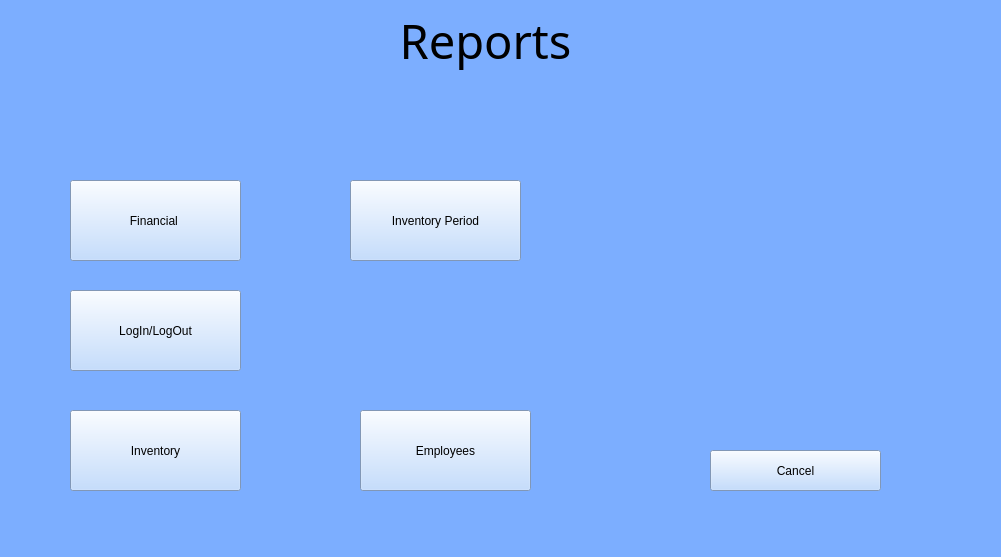
The window that UI/Reports.ui (BennettPJ/SFWE403-Sem-Proj) describes before a commit, drawn with Qt 5.
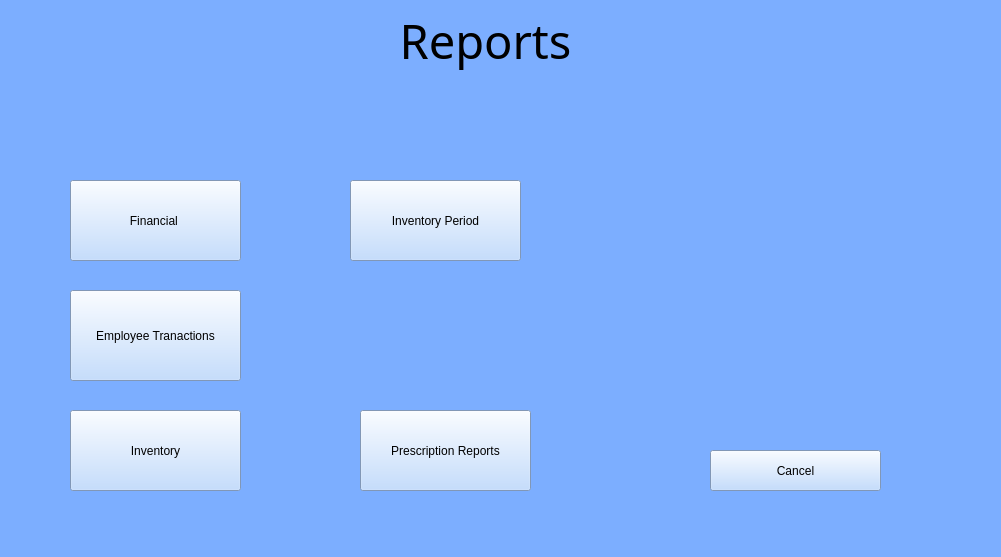
The same window after the commit. Icons and pictures are not drawn.

Diff of the .ui file:
```diff
--- a/UI/Reports.ui
+++ b/UI/Reports.ui
@@ -168,7 +168,7 @@
      <string notr="true">background-color: rgb(180, 212, 255);</string>
     </property>
     <property name="text">
-     <string>Employees</string>
+     <string>Prescription Reports</string>
     </property>
    </widget>
    <widget class="QPushButton" name="cancelButton">
@@ -209,7 +209,7 @@
       <x>70</x>
       <y>290</y>
       <width>171</width>
-      <height>81</height>
+      <height>91</height>
      </rect>
     </property>
     <property name="sizePolicy">
@@ -222,7 +222,7 @@
      <string notr="true">background-color: rgb(180, 212, 255);</string>
     </property>
     <property name="text">
-     <string>LogIn/LogOut</string>
+     <string>Employee Tranactions</string>
     </property>
    </widget>
   </widget>
```
Left out of the diff: 2 changed lines with no effect on the pictures.
